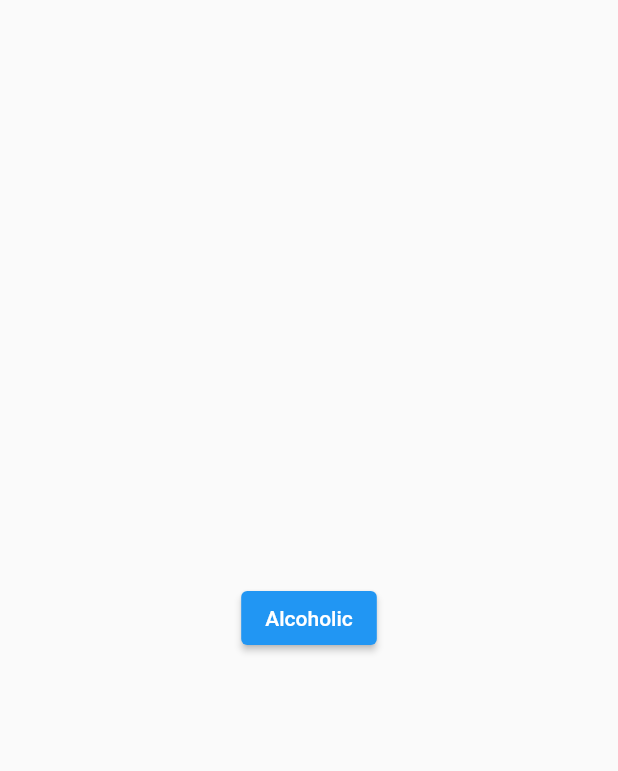
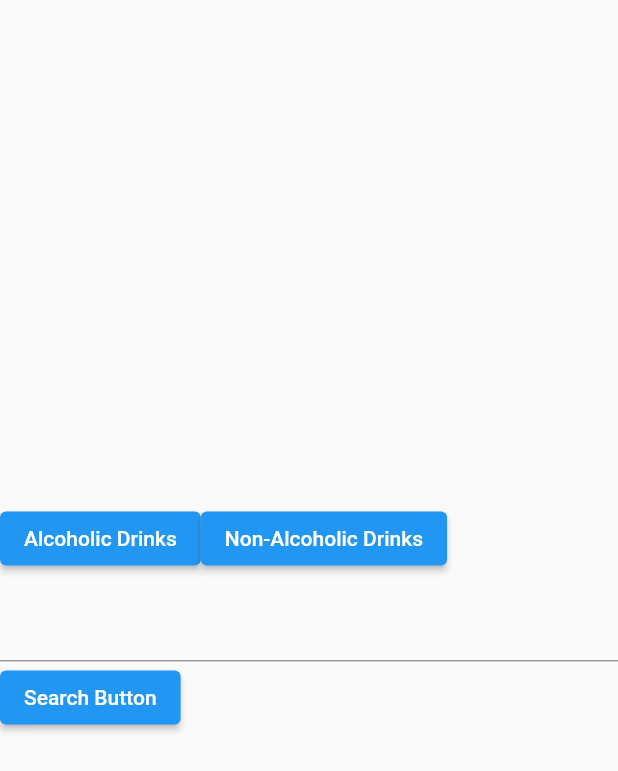
Before and after one commit to masteribro/koktails, a Flutter app: the screen it shows after launch, on a phone screen of 412 x 824 dp. Shown: the top 771 px of the screen. Run offline on Flutter 3.47's test engine with Material 2 defaults, Android fonts, the phone set to English and light mode, and no system bars; our stand-ins replace dio, get_it, pretty_dio_logger, sembast.

Commit message:
almost done with search drink

```diff
--- a/lib/Home.dart
+++ b/lib/Home.dart
@@ -2,33 +2,74 @@ import 'package:flutter/cupertino.dart';
 import 'package:flutter/material.dart';
 import 'package:soccer_app/Utils/router.dart';
 import 'package:soccer_app/pages/alcohol.dart';
+import 'package:soccer_app/pages/searchContent.dart';
 import 'package:soccer_app/repository/auth_repo.dart';
+import 'package:soccer_app/state/auth_state.dart';
+import 'package:provider/provider.dart';
+
+import 'constants/global variable.dart';
 
 
 
 class Home extends StatefulWidget {
-  const Home({Key? key}) : super(key: key);
-
+   Home({Key? key}) : super(key: key);
   @override
   State<Home> createState() => _HomeState();
 }
 class _HomeState extends State<Home> {
   AuthRepo repo =  AuthRepo();
+  AuthProvider _authProvider = AuthProvider();
+var search = searchController;
   @override
   void initState() {
     super.initState();
+    _authProvider = Provider.of<AuthProvider>(context,listen: false);
 
   }
   @override
   Widget build(BuildContext context) {
     return Scaffold(
-      body: Center(
-        child: ElevatedButton(onPressed: (){
+      body: Column(
+        mainAxisAlignment: MainAxisAlignment.center,
+        children: [
+          Row(
+            children: [
+              ElevatedButton(onPressed: (){
+                setState((){
+                  alcoholicDrink = 1;
+                });
+                Routers.push(context, const Alcohol());
+              }, child: const Text('Alcoholic Drinks')),
+              ElevatedButton(onPressed: (){
+                setState((){
+                  alcoholicDrink = 0;
+                });
+                Routers.push(context, Alcohol());
+              }, child: const Text('Non-Alcoholic Drinks')),
+            ],
+          ),
+          SizedBox(height: 10,),
 
-          Routers.push(context, Alcohol());
+          Row(
+            children: [
+              Expanded(
+                child: TextField(
+                  controller: searchController,
+                ),
+              )
+            ],
+          ),
+          Row(
+            children: [
+             ElevatedButton(onPressed: (){
 
+               Routers.push(context, SearchContent());
+             },
+                 child: const Text('Search Button'))
+            ],
+          )
 
-        }, child: Text('Alcoholic')),
+        ],
       ),
 
     );
--- a/lib/Utils/service.dart
+++ b/lib/Utils/service.dart
@@ -216,10 +216,10 @@ mixin Services {
       return catchError(e);
     }
   }
-  Future<Response?> apiGetRequests() async {
+  Future<Response?> apiGetRequests(String endPoint) async {
     try {
       Dio dio = await getDio();
-      Response response = await dio.get('https://www.thecocktaildb.com/api/json/v1/1/filter.php?a=Alcoholic'
+      Response response = await dio.get(endPoint,
           // options: Options(
           //     headers: {"Authorization": "Bearer " + await getAuthToken()})
       );
--- a/lib/constants/constants.dart
+++ b/lib/constants/constants.dart
@@ -3,6 +3,7 @@ import 'colors.dart';
 
 class Constants {
   static const String boxName = 'Cocktail';
+
 
   static const String baseUrl = 'https://www.thecocktaildb.com/api/json/v1/1/';
 
--- /dev/null
+++ b/lib/constants/global variable.dart
@@ -0,0 +1,4 @@
+import 'package:flutter/cupertino.dart';
+
+int alcoholicDrink = 0;
+TextEditingController searchController = TextEditingController();
--- a/lib/main.dart
+++ b/lib/main.dart
@@ -21,7 +21,7 @@
       title: 'Flutter Demo',
       theme: ThemeData(
       ),
-      home:   const Home(),
+      home:    Home(),
     );
   }
 }
```
Also changed, not shown: lib/pages/alcohol.dart (+4 -8 lines), lib/pages/searchContent.dart (added, +22 -0 lines), lib/repository/auth_repo.dart (+21 -1 lines), lib/state/auth_state.dart (+24 -8 lines).
